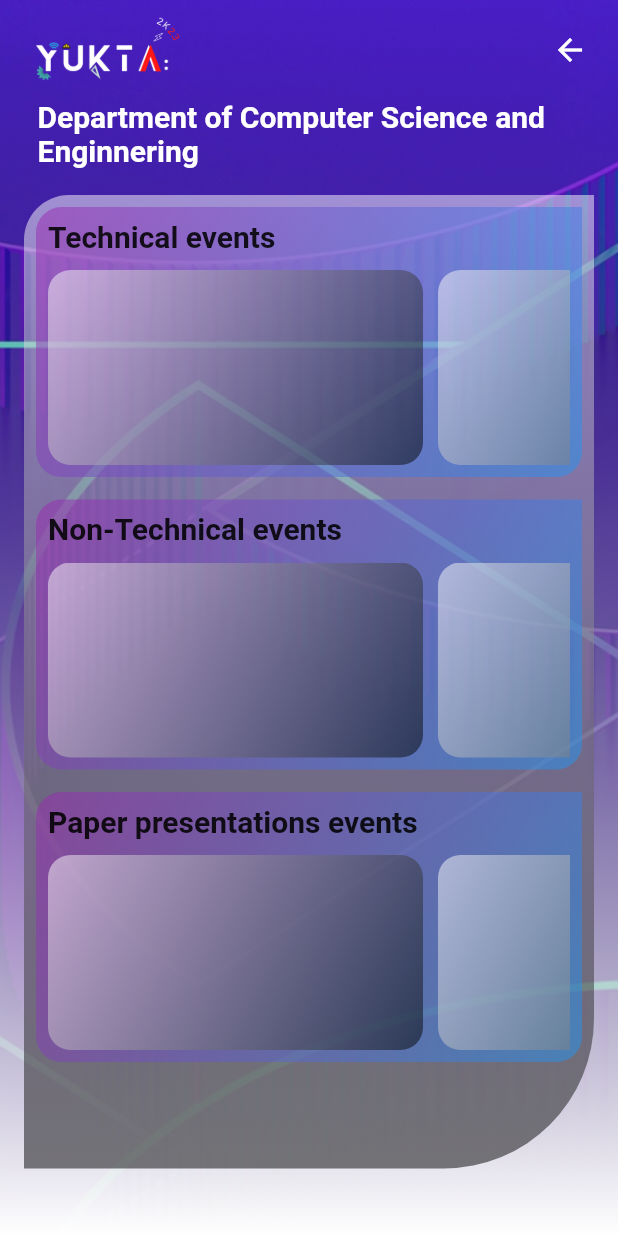
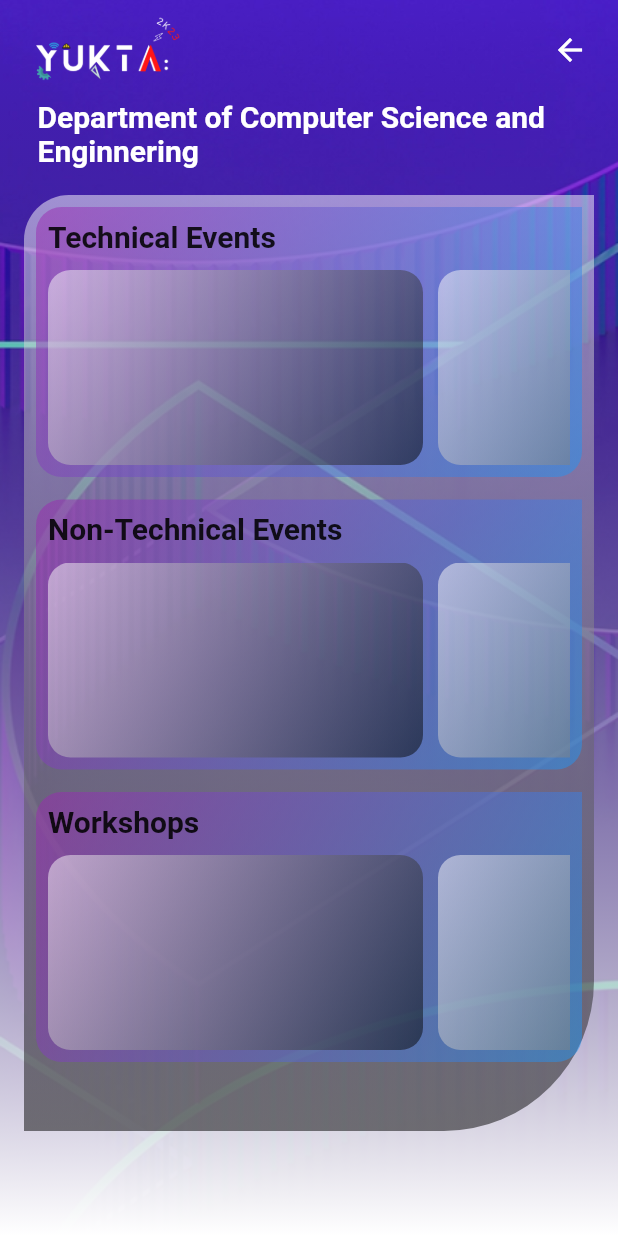
Before and after one commit to yukta2k23/yukta, a Flutter app: the department_list screen opened by its route, after a tap on "Computer Science and Enginnering", on a phone screen of 412 x 824 dp. Run offline on Flutter 3.47's test engine with Material 2 defaults, Android fonts, the phone set to English and light mode, and no system bars; our stand-ins replace firebase_auth, firebase_core, google_sign_in, rive; accounts and stored records are empty.

Commit message:
Intial Commit

```diff
--- a/lib/back_end_files/google_sign_in_function.dart
+++ b/lib/back_end_files/google_sign_in_function.dart
@@ -5,6 +5,7 @@ import 'package:firebase_auth/firebase_auth.dart';
 import 'package:google_sign_in/google_sign_in.dart';
 
 Future<UserCredential> google_sign_in_function(BuildContext context) async {
+
   // Trigger the authentication flow
   final GoogleSignInAccount? googleUser = await GoogleSignIn().signIn();
 
--- a/lib/front_end_files/department_list.dart
+++ b/lib/front_end_files/department_list.dart
@@ -1,7 +1,8 @@
-// ignore_for_file: camel_case_types
+// ignore_for_file: camel_case_types, non_constant_identifier_names
 
 import 'package:flutter/material.dart';
-import 'package:yuktha2k23/front_end_files/events.dart';
+import 'package:url_launcher/url_launcher.dart';
+import 'package:yuktha2k23/front_end_files/events_category.dart';
 import 'dialogue.dart';
 
 class department_list extends StatefulWidget {
@@ -94,7 +95,7 @@ class _department_listState extends State<department_list> {
                               onPressed: () {
                                 sign_out_dialogue(context) ;
                               },
-                              icon: Image.asset('images/exit.png',),
+                              icon: Icon(Icons.exit_to_app,color: Colors.white,),
                               tooltip: "Sign Out",
                             ),
                           ),
@@ -140,7 +141,7 @@ class _department_listState extends State<department_list> {
                                         Navigator.of(context).push(
                                           MaterialPageRoute(
                                               builder: (Context) {
-                                                return events(department_name: departments[index]) ;
+                                                return events_category(department_name: departments[index]) ;
                                               }
                                           )
                                         ) ;
@@ -209,7 +210,9 @@ class _department_listState extends State<department_list> {
               child: Column(
                 mainAxisAlignment: MainAxisAlignment.end,
                 children: [
-                  Container(
+                  RawMaterialButton(
+                    onPressed: () async => _launchUrl(),
+                  child: Container(
                       width: MediaQuery.of(context).size.width,
                       height: 70,
                       margin: const EdgeInsets.only(left: 10,right: 10,bottom: 10),
@@ -230,6 +233,22 @@ class _department_listState extends State<department_list> {
                           ),
                         ]
                       ),
+                    child: Row(
+                      mainAxisAlignment: MainAxisAlignment.center,
+                      children: const [
+                        Icon(Icons.double_arrow,
+                          size: 40,
+                        ),
+                        SizedBox(width: 8,),
+                        Text('Register Now To Participate',
+                          style: TextStyle(
+                            fontWeight: FontWeight.bold,
+                            fontSize: 25
+                          ),
+                        ),
+                      ],
+                    ),
+                    ),
                   ),
                 ],
               ),
@@ -240,3 +259,12 @@ class _department_listState extends State<department_list> {
     );
   }
 }
+
+/* Register to participate */
+final Uri _url = Uri.parse('http://www.psgitech.ac.in/');
+
+Future<void> _launchUrl() async {
+  if (!await launchUrl(_url)) {
+    throw Exception('Could not launch $_url');
+  }
+}
--- a/lib/front_end_files/events.dart
+++ b/lib/front_end_files/events.dart
@@ -1,31 +1,18 @@
-// ignore_for_file: non_constant_identifier_names
-
 import 'package:flutter/material.dart';
-import 'package:yuktha2k23/front_end_files/rive_demo.dart';
 
 class events extends StatelessWidget {
-  String department_name ;
-  events({Key? key, required this.department_name}) : super(key: key);
+  String department_name;
+  String category;
+  String event_name;
+  events({Key? key, required this.department_name, required this.category, required this.event_name}) : super(key: key);
 
-  /* events category */
-  late var events_category = [
-    'Technical',
-    'Non-Technical',
-    'Paper presentations'
-  ] ;
-
-  /* Technical events list */
-  late var technical_events = [
-    'Coding',
-    'Debugging'
-  ] ;
+  late var data = "The latest tech news about the world's best (and sometimes worst) hardware, apps, and much more. From top companies like Google and Apple to tiny startups vying for your attention, Verge Tech has the latest in what matters in technology daily." ;
 
   @override
   Widget build(BuildContext context) {
     return Scaffold(
       body: Stack(
-        children: <Widget>[
-
+        children: [
           /* Start - background image layer */
           Container(
             height: MediaQuery.of(context).size.height ,
@@ -56,12 +43,10 @@ class events extends StatelessWidget {
           ),
           /* End - Transparency layer */
 
+
           SafeArea(
-            child: Padding(
-              padding: const EdgeInsets.all(8) ,
             child: Column(
-                children: <Widget>[
-
+              children: [
                 /* Start - Banner */
                 Row(
                   mainAxisAlignment: MainAxisAlignment.spaceBetween,
@@ -77,147 +62,100 @@ class events extends StatelessWidget {
                         onPressed: () {
                           Navigator.of(context).pop() ;
                         },
-                          icon: const Icon(Icons.arrow_back,
-                            color: Colors.white,
-                            semanticLabel: "back",
-                          )
+                        icon: const Icon(Icons.arrow_back,color: Colors.white,),
+                        tooltip: "Back",
                       ),
                     ),
                   ],
                 ),
                 /* End - Banner */
 
-                  const SizedBox(height: 8,),
 
-                  /* Start - which department events */
+                SizedBox(height: 10),
+
+              ],
+            ),
+          ),
+
+          Positioned(
+            top: 200,
+            child: Container(
+              height: MediaQuery.of(context).size.height - 200,
+              width: MediaQuery.of(context).size.width,
+              decoration: BoxDecoration(
+                color: Colors.white.withOpacity(0.7),
+                borderRadius: BorderRadius.only(topLeft: Radius.circular(40),topRight: Radius.circular(40)),
+                //boxShadow: [
+                  //BoxShadow(
+                    //blurRadius: 40,
+                  //)
+                //]
+              ),
+
+
+              child: Padding(
+                padding: EdgeInsets.all(8),
+                child: Column(
+                  crossAxisAlignment: CrossAxisAlignment.start,
+                  children: [
+                    SizedBox(height:8),
+                    Text("EVENT NAME:") ,
+                    SizedBox(height: 8),
+                    Text("\tt\t\t $event_name"),
+                    SizedBox(height:8),
+                    Text("EVENT DESCRIPTION:") ,
+                    SizedBox(height: 8),
+                    Text("\tt\t\t asdnfkdfnsdknvsdkvndskvnds"),
+                    SizedBox(height:8),
+
                     Row(
+                      mainAxisAlignment: MainAxisAlignment.spaceBetween,
                       children: [
-                      const SizedBox(width: 17,),
-                      Expanded(
-                        child: Text('Department of $department_name' ,
-                          style: const TextStyle(
-                              fontWeight: FontWeight.bold,
-                              fontSize: 20,
-                              color: Colors.white
+                        Container(
+                          height: 70,
+                          width: MediaQuery.of(context).size.width / 3 - 7,
+                          child: Column(
+                            crossAxisAlignment: CrossAxisAlignment.start,
+                            children: [
+                              Text("date:"),
+                              Text("53232"),
+                            ],
                           ),
+                        ),
+                        Container(
+                          height: 70,
+                          width: MediaQuery.of(context).size.width / 3 - 7,
+                          child: Column(
+                            crossAxisAlignment: CrossAxisAlignment.start,
+                            children: [
+                              Text("date:"),
+                              Text("53232"),
+                            ],
+                          ),
+                        ),
+                        Container(
+                          height: 70,
+                          width: MediaQuery.of(context).size.width / 3 - 7,
+                          child: Column(
+                            crossAxisAlignment: CrossAxisAlignment.start,
+                            children: [
+                              Text("date:"),
+                              Text("53232"),
+                            ],
                           ),
                         )
                       ],
-                  ),
-                  /* End - which department events */
+                    )
 
-                  SizedBox(height: 10,) ,
-
-                  Container(
-                    width: MediaQuery.of(context).size.width,
-                    height: MediaQuery.of(context).size.height - 175,
-                    margin: EdgeInsets.all(8),
-                    decoration: BoxDecoration(
-                      gradient: LinearGradient(
-                        begin: Alignment.topCenter,
-                        end: Alignment.bottomCenter,
-                        colors: [
-                          Colors.white.withOpacity(.5),
-                          Colors.black.withOpacity(.5)
-                        ]
-                      ),
-                      borderRadius: const BorderRadius.only(
-                          topLeft: Radius.circular(30),
-                          bottomRight: Radius.circular(100)
-                      ) ,
-                    ),
-
-                    child: Padding(
-                      padding: EdgeInsets.all(8),
-                      child: ListView.builder(
-                        scrollDirection: Axis.vertical,
-                        itemCount: events_category.length,
-                        itemBuilder: (BuildContext context, int index) =>
-                        Column(
-                          children: [
-                            Container(
-                              height: 180,
-                              width: MediaQuery.of(context).size.width,
-                              decoration: BoxDecoration(
-                                color: Colors.purple,
-                                borderRadius: const BorderRadius.only(
-                                  topLeft: Radius.circular(17),
-                                  bottomRight: Radius.circular(17),
-                                  bottomLeft: Radius.circular(17),
-                                ),
-                                gradient: LinearGradient(
-                                    begin: Alignment.topLeft,
-                                    end: Alignment.bottomRight,
-                                    colors: [
-                                      Colors.purple.withOpacity(.5),
-                                      Colors.blue.withOpacity(.5)
-                                    ]
-                                ),
-                              ),
-                              child: Padding(
-                                padding: const EdgeInsets.all(8.0),
-                                child: Column(
-                                  children: [
-                                    Row(
-                                      children: [
-                                        Text('${events_category[index]} events',
-                                          style: TextStyle(
-                                            fontSize: 20,
-                                            fontWeight: FontWeight.bold
-                                          ),
-                                        ) ,
                   ],
-                                    ),
-                                    const Spacer() ,
-                                    Container(
-                                      height: 130,
-                                      width: double.infinity,
-                                      child: ListView.builder(
-                                        itemCount: technical_events.length,
-                                        scrollDirection: Axis.horizontal,
-                                        itemBuilder: (BuildContext context, int index1) =>
-                                        Row(
-                                          children: [
-                                            Container(
-                                              height: 130,
-                                              width: 250,
-                                              decoration: BoxDecoration(
-                                                color: Colors.red,
-                                                borderRadius: BorderRadius.circular(15),
-                                                gradient: LinearGradient(
-                                                    begin: Alignment.topLeft,
-                                                    end: Alignment.bottomRight,
-                                                    colors: [
-                                                      Colors.white.withOpacity(.5),
-                                                      Colors.black.withOpacity(.5)
-                                                    ]
-                                                ),
-                                              ),
-                                            ),
-                                            const SizedBox(width: 10,)
-                                          ],
-                                        ),
-                                      ),
-                                    ),
-                                  ],
-                                ),
-                              ),
-                            ),
-                            const SizedBox(height: 15,)
-                          ],
-                        ),
                 ),
               ),
 
             ),
+          )
 
         ],
       ),
-            ),
-          ),
-
-        ],
-      ),
-    ) ;
+    );
   }
 }
--- /dev/null
+++ b/lib/front_end_files/events_category.dart
@@ -0,0 +1,234 @@
+// ignore_for_file: non_constant_identifier_names
+
+import 'package:flutter/material.dart';
+import 'events.dart';
+
+class events_category extends StatelessWidget {
+  String department_name ;
+  events_category({Key? key, required this.department_name}) : super(key: key);
+
+  /* events_category category */
+  late var events_category_category = [
+    'Technical Events',
+    'Non-Technical Events',
+    'Workshops'
+  ] ;
+
+  /* Technical events_category list */
+  late var technical_events_category = [
+    'Coding',
+    'Debugging'
+  ] ;
+
+  @override
+  Widget build(BuildContext context) {
+    return Scaffold(
+      body: Stack(
+        children: <Widget>[
+
+          /* Start - background image layer */
+          Container(
+            height: MediaQuery.of(context).size.height ,
+            width: MediaQuery.of(context).size.width ,
+            decoration: const BoxDecoration(
+              image:DecorationImage(
+                image: AssetImage('images/image 1.png') ,
+                fit:BoxFit.fill,
+              ),
+            ),
+          ),
+          /* End - background image layer */
+
+          /* Start - Transparency layer */
+          Container(
+            height: MediaQuery.of(context).size.height ,
+            width: MediaQuery.of(context).size.width ,
+            decoration: const BoxDecoration(
+                gradient: LinearGradient(
+                    begin: Alignment.topCenter,
+                    end: Alignment.bottomCenter,
+                    colors: [
+                      Colors.transparent,
+                      Colors.white
+                    ]
+                )
+            ),
+          ),
+          /* End - Transparency layer */
+
+          SafeArea(
+            child: Padding(
+              padding: const EdgeInsets.all(8) ,
+              child: Column(
+                children: <Widget>[
+
+                  /* Start - Banner */
+                  Row(
+                    mainAxisAlignment: MainAxisAlignment.spaceBetween,
+                    children: [
+
+                      SizedBox(
+                          height: 50,
+                          child: Image.asset('images/Yuktha_logo.png')
+                      ) ,
+                      SizedBox(
+                        height: 50,
+                        child: IconButton(
+                            onPressed: () {
+                              Navigator.of(context).pop() ;
+                            },
+                            icon: const Icon(Icons.arrow_back,
+                              color: Colors.white,
+                              semanticLabel: "back",
+                            )
+                        ),
+                      ),
+                    ],
+                  ),
+                  /* End - Banner */
+
+                  const SizedBox(height: 8,),
+
+                  /* Start - which department events_category */
+                  Row(
+                    children: [
+                      const SizedBox(width: 17,),
+                      Expanded(
+                        child: Text('Department of $department_name' ,
+                          style: const TextStyle(
+                              fontWeight: FontWeight.bold,
+                              fontSize: 20,
+                              color: Colors.white
+                          ),
+                        ),
+                      )
+                    ],
+                  ),
+                  /* End - which department events_category */
+
+                  SizedBox(height: 10,) ,
+
+                  Container(
+                    width: MediaQuery.of(context).size.width,
+                    height: MediaQuery.of(context).size.height - 200,
+                    margin: EdgeInsets.all(8) ,
+                    decoration: BoxDecoration(
+                      gradient: LinearGradient(
+                          begin: Alignment.topCenter,
+                          end: Alignment.bottomCenter,
+                          colors: [
+                            Colors.white.withOpacity(.5),
+                            Colors.black.withOpacity(.5)
+                          ]
+                      ),
+                      borderRadius: const BorderRadius.only(
+                          topLeft: Radius.circular(30),
+                          bottomRight: Radius.circular(100)
+                      ) ,
+                    ),
+
+                    child: Padding(
+                      padding: const EdgeInsets.only(left: 8, right: 8 , top: 8 ),
+                      child: ListView.builder(
+                        scrollDirection: Axis.vertical,
+                        itemCount: events_category_category.length,
+                        itemBuilder: (BuildContext context, int index) =>
+                            Column(
+                              children: [
+                                Container(
+                                  height: 180,
+                                  width: MediaQuery.of(context).size.width,
+                                  decoration: BoxDecoration(
+                                    color: Colors.purple,
+                                    borderRadius: const BorderRadius.only(
+                                      topLeft: Radius.circular(17),
+                                      bottomRight: Radius.circular(17),
+                                      bottomLeft: Radius.circular(17),
+                                    ),
+                                    gradient: LinearGradient(
+                                        begin: Alignment.topLeft,
+                                        end: Alignment.bottomRight,
+                                        colors: [
+                                          Colors.purple.withOpacity(.5),
+                                          Colors.blue.withOpacity(.5)
+                                        ]
+                                    ),
+                                  ),
+                                  child: Padding(
+                                    padding: const EdgeInsets.all(8.0),
+                                    child: Column(
+                                      children: [
+                                        Row(
+                                          children: [
+                                            Text(events_category_category[index],
+                                              style: const TextStyle(
+                                                  fontSize: 20,
+                                                  fontWeight: FontWeight.bold
+                                              ),
+                                            ) ,
+                                          ],
+                                        ),
+                                        const Spacer() ,
+                                        Container(
+                                          height: 130,
+                                          width: double.infinity,
+                                          child: ListView.builder(
+                                            itemCount: technical_events_category.length,
+                                            scrollDirection: Axis.horizontal,
+                                            itemBuilder: (BuildContext context, int index1) =>
+                                                Row(
+                                                  children: [
+                                                    RawMaterialButton(
+                                                      onPressed: () {
+                                                        Navigator.of(context).push(
+                                                            MaterialPageRoute(
+                                                                builder: (Context) {
+                                                                  return events(department_name: department_name , category: events_category_category[index1], event_name: technical_events_category[index1]) ;
+                                                                }
+                                                            )
+                                                        ) ;
+                                                      },
+                                                      child: Container(
+                                                        height: 130,
+                                                        width: 250,
+                                                        decoration: BoxDecoration(
+                                                          color: Colors.red,
+                                                          borderRadius: BorderRadius.circular(15),
+                                                          gradient: LinearGradient(
+                                                              begin: Alignment.topLeft,
+                                                              end: Alignment.bottomRight,
+                                                              colors: [
+                                                                Colors.white.withOpacity(.5),
+                                                                Colors.black.withOpacity(.5)
+                                                              ]
+                                                          ),
+                                                        ),
+                                                      ),
+                                                    ),
+                                                    const SizedBox(width: 10,)
+                                                  ],
+                                                ),
+                                          ),
+                                        ),
+                                      ],
+                                    ),
+                                  ),
+                                ),
+                                const SizedBox(height: 15,)
+                              ],
+                            ),
+                      ),
+                    ),
+
+                  ),
+
+                ],
+              ),
+            ),
+          ),
+
+        ],
+      ),
+    ) ;
+  }
+}
--- a/pubspec.yaml
+++ b/pubspec.yaml
@@ -41,6 +41,7 @@ dependencies:
   cloud_firestore: ^4.3.2
   google_sign_in: ^5.4.4
   rive: ^0.10.1
+  url_launcher: ^6.1.9
 
 dev_dependencies:
   flutter_test:
```
Also changed, not shown: lib/front_end_files/dialogue.dart (+10 -2 lines), lib/front_end_files/login_page.dart (+9 -4 lines), lib/main.dart (+0 -7 lines), pubspec.lock, 5 other files. Lines whose indentation alone changed are shown as unchanged.
